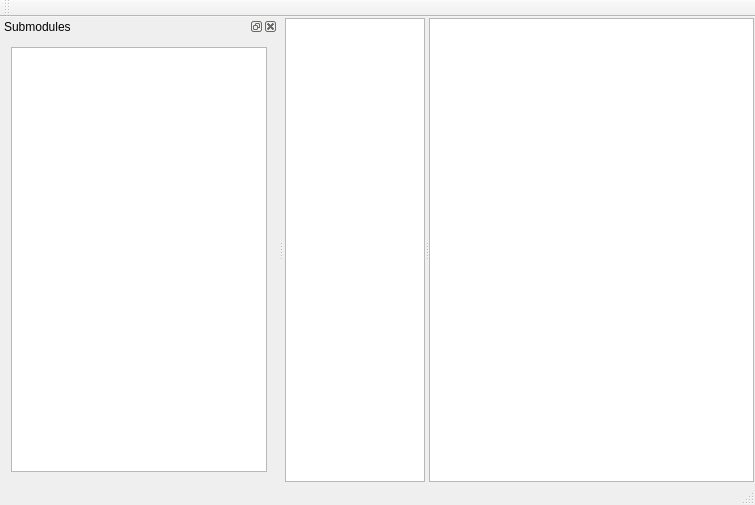
Qt form core/ui/repowindow.ui (antis81/MsPiggit) before a commit.
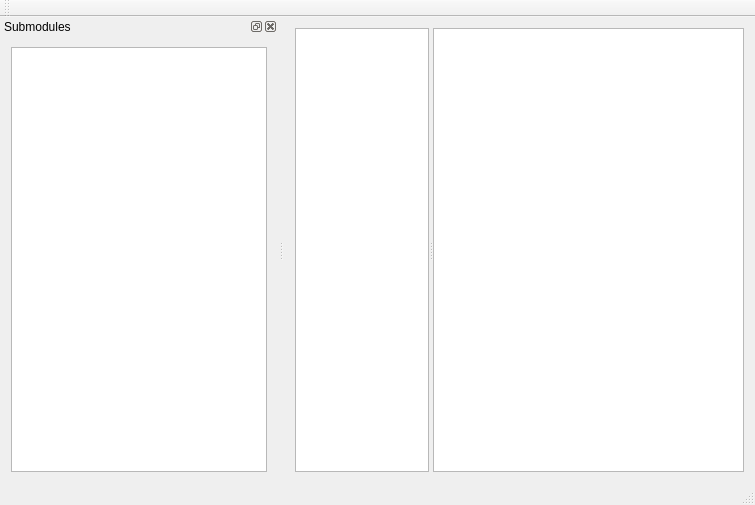
The same form after that commit.

Patch:
```diff
--- a/core/ui/repowindow.ui
+++ b/core/ui/repowindow.ui
@@ -15,12 +15,6 @@
   </property>
   <widget class="QWidget" name="centralWidget">
    <layout class="QGridLayout" name="gridLayout">
-    <property name="margin">
-     <number>1</number>
-    </property>
-    <property name="horizontalSpacing">
-     <number>-1</number>
-    </property>
     <item row="0" column="0">
      <widget class="QSplitter" name="splitter">
       <property name="orientation">
```
Left out of the diff: 7 changed lines with no effect on the pictures.
